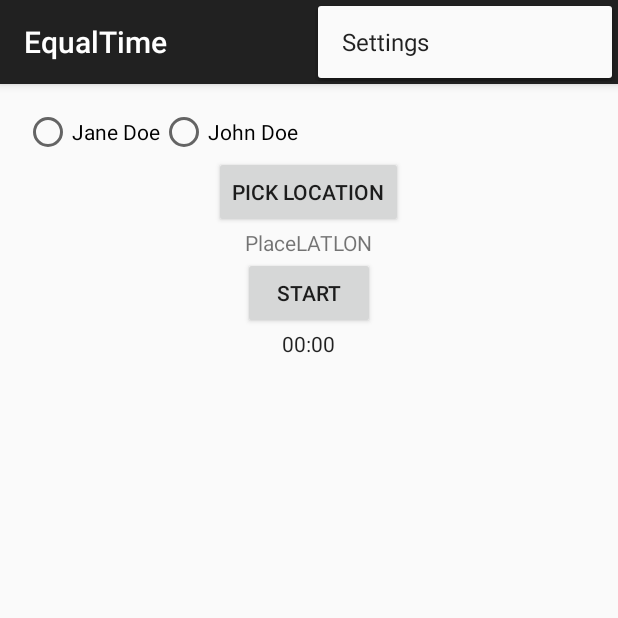
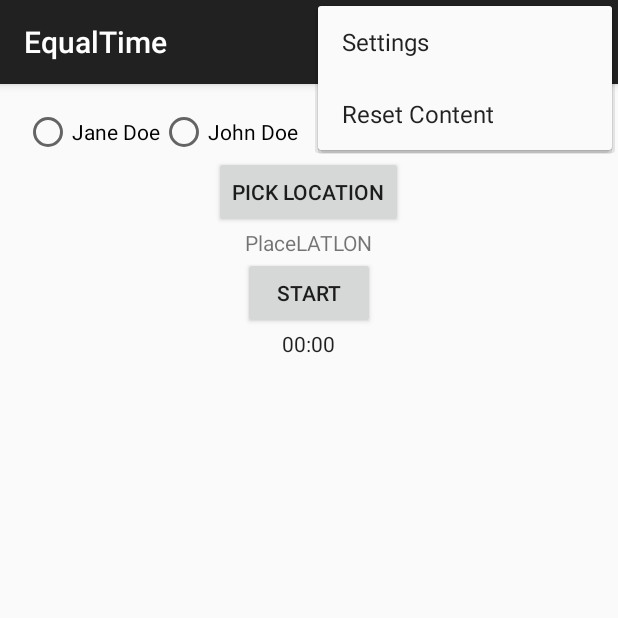
Before and after one commit to knorrium/EqualTime, an Android app: the screen it shows after launch (MainActivity), with the options menu open, on a phone screen of 412 x 824 dp, the top half of it. Run offline under Robolectric (Android 15) with nearby library versions, the light colour scheme and no system bars.

Commit message:
add a new menu option to reset the database

```diff
--- a/app/src/main/java/info/knorrium/equaltime/MainActivity.java
+++ b/app/src/main/java/info/knorrium/equaltime/MainActivity.java
@@ -21,6 +21,7 @@ import android.widget.Toast;
 import com.google.android.gms.location.places.Place;
 import com.google.android.gms.location.places.ui.PlacePicker;
 
+import info.knorrium.equaltime.data.TimeTableContract;
 
 public class MainActivity extends ActionBarActivity implements SharedPreferences.OnSharedPreferenceChangeListener {
     private final String LOG_TAG = MainActivity.class.getSimpleName();
@@ -90,6 +91,8 @@ public class MainActivity extends ActionBarActivity implements SharedPreferences
         if (id == R.id.action_settings) {
             Intent intent = new Intent(this, SettingsActivity.class);
             startActivityForResult(intent, NAME_SETTINGS);
+        } else if (id == R.id.action_erase) {
+            getContentResolver().delete(TimeTableContract.EventEntry.CONTENT_URI, null, null);
         }
 
         return super.onOptionsItemSelected(item);
--- a/app/src/main/res/menu/menu_main.xml
+++ b/app/src/main/res/menu/menu_main.xml
@@ -3,4 +3,6 @@
     xmlns:tools="http://schemas.android.com/tools" tools:context=".MainActivity">
     <item android:id="@+id/action_settings" android:title="@string/action_settings"
         android:orderInCategory="100" app:showAsAction="never" />
+    <item android:id="@+id/action_erase" android:title="@string/action_erase"
+        android:orderInCategory="100" app:showAsAction="never" />
 </menu>
--- a/app/src/main/res/values/strings.xml
+++ b/app/src/main/res/values/strings.xml
@@ -2,6 +2,7 @@
     <string name="app_name">EqualTime</string>
     <string name="hello_world">Hello world!</string>
     <string name="action_settings">Settings</string>
+    <string name="action_erase">Reset Content</string>
     <string name="title_activity_detail">Event Viewer</string>
     <integer name="google_play_services_version">7327000</integer>
 
```
